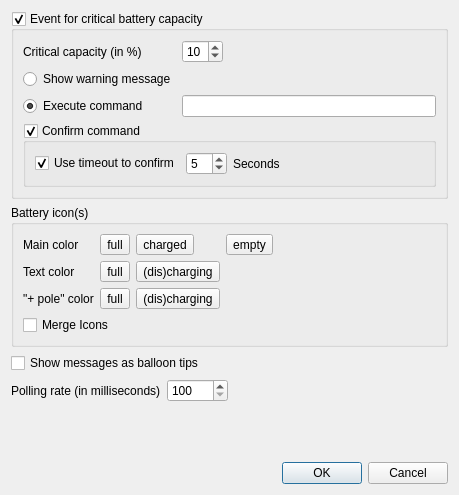
Qt form settingsdialog.ui (ZanyXDev/qbat) before a commit.
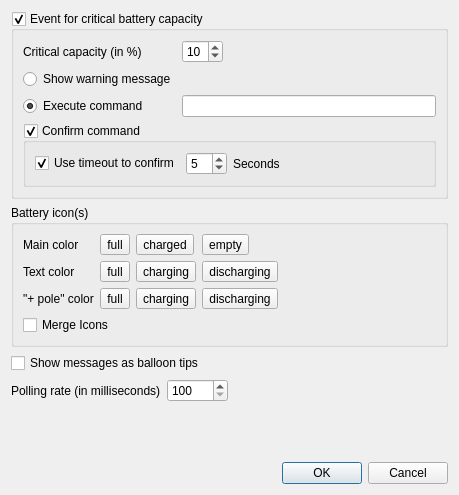
The same form after that commit.

Commit message: added dis-/charging colors

```diff
--- a/settingsdialog.ui
+++ b/settingsdialog.ui
@@ -6,7 +6,7 @@
    <rect>
     <x>0</x>
     <y>0</y>
-    <width>445</width>
+    <width>449</width>
     <height>495</height>
    </rect>
   </property>
@@ -207,16 +207,6 @@
         </property>
        </widget>
       </item>
-      <item row="1" column="3">
-       <widget class="QToolButton" name="textColorButton">
-        <property name="toolTip">
-         <string>(dis)charging</string>
-        </property>
-        <property name="text">
-         <string>(dis)charging</string>
-        </property>
-       </widget>
-      </item>
       <item row="2" column="0" colspan="2">
        <widget class="QLabel" name="poleLabel">
         <property name="text">
@@ -240,7 +230,7 @@
          <string>(dis)charging</string>
         </property>
         <property name="text">
-         <string>(dis)charging</string>
+         <string>charging</string>
         </property>
        </widget>
       </item>
@@ -251,6 +241,36 @@
         </property>
        </widget>
       </item>
+      <item row="1" column="3">
+       <widget class="QToolButton" name="textChargingColorButton">
+        <property name="toolTip">
+         <string>charging</string>
+        </property>
+        <property name="text">
+         <string>charging</string>
+        </property>
+       </widget>
+      </item>
+      <item row="1" column="4">
+       <widget class="QToolButton" name="textDischargingColorButton">
+        <property name="toolTip">
+         <string>discharging</string>
+        </property>
+        <property name="text">
+         <string>discharging</string>
+        </property>
+       </widget>
+      </item>
+      <item row="2" column="4">
+       <widget class="QToolButton" name="poleDischargingColorButton">
+        <property name="toolTip">
+         <string>discharging</string>
+        </property>
+        <property name="text">
+         <string>discharging</string>
+        </property>
+       </widget>
+      </item>
      </layout>
     </widget>
    </item>
```
Left out of the diff: 8 changed lines with no effect on the pictures. The commit also changes 4 other files.
